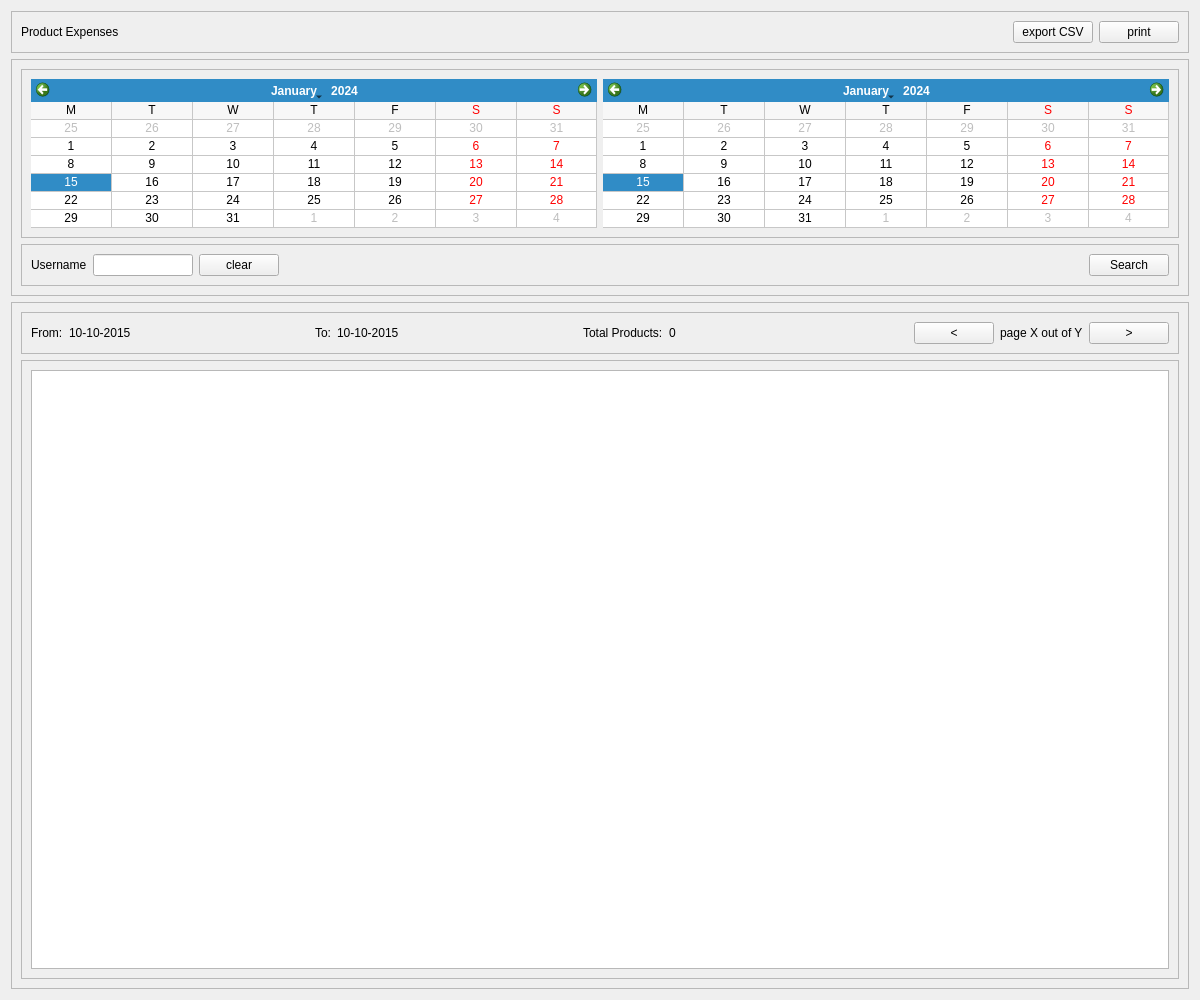
Qt form penyamanager/admin/productexpensesview.ui (eguzki/penyamanager) before a commit.
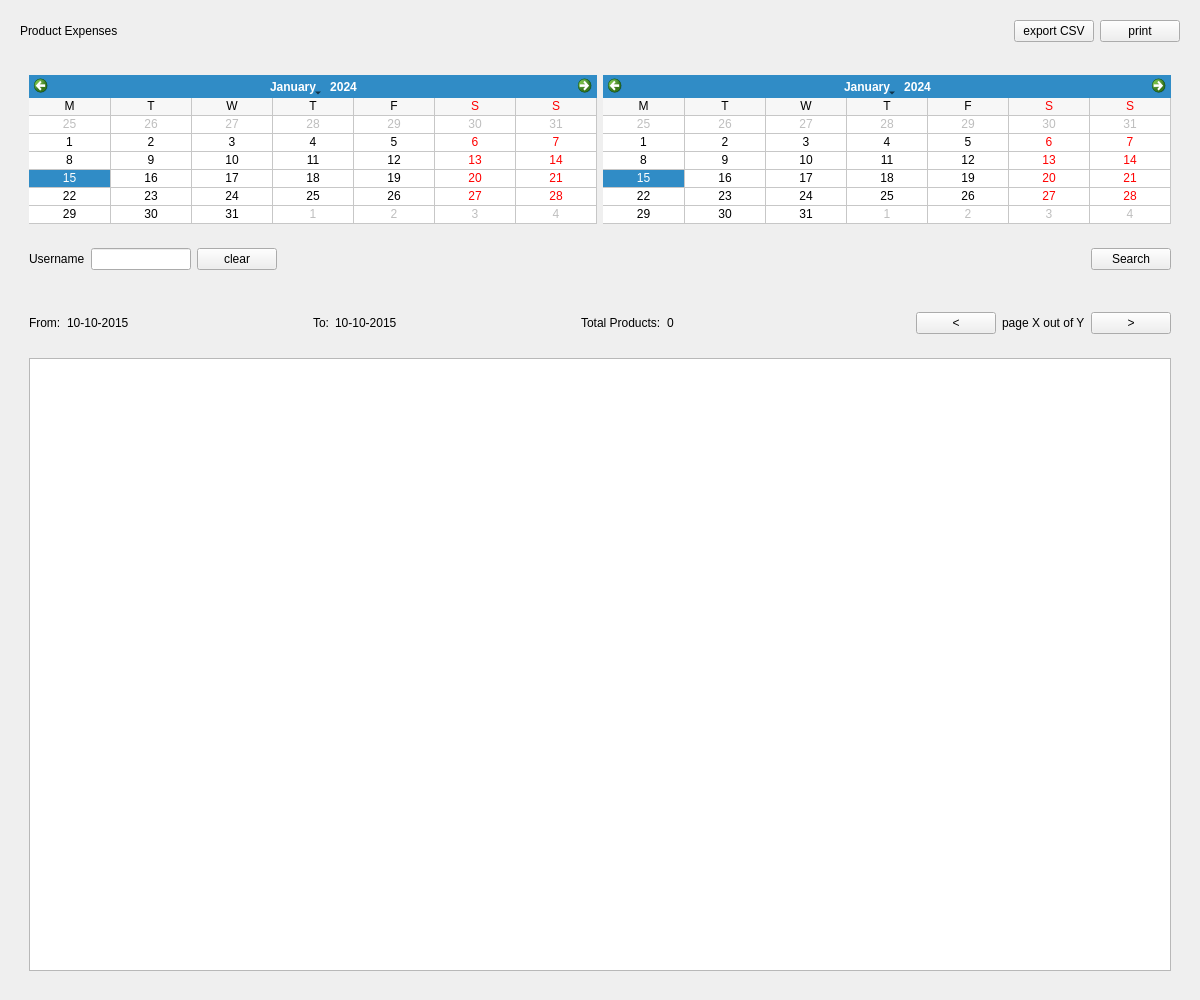
The same form after that commit.

What changed in the file:
```diff
--- a/penyamanager/admin/productexpensesview.ui
+++ b/penyamanager/admin/productexpensesview.ui
@@ -57,19 +57,13 @@
   </property>
   <layout class="QVBoxLayout" name="verticalLayout">
    <item>
-    <widget class="QFrame" name="topFrame">
+    <widget class="QWidget" name="topWidget" native="true">
      <property name="sizePolicy">
       <sizepolicy hsizetype="Preferred" vsizetype="Fixed">
        <horstretch>0</horstretch>
        <verstretch>0</verstretch>
       </sizepolicy>
      </property>
-     <property name="frameShape">
-      <enum>QFrame::StyledPanel</enum>
-     </property>
-     <property name="frameShadow">
-      <enum>QFrame::Raised</enum>
-     </property>
      <layout class="QHBoxLayout" name="horizontalLayout_4">
       <item>
        <widget class="QLabel" name="titleLabel">
@@ -109,28 +103,16 @@
     </widget>
    </item>
    <item>
-    <widget class="QFrame" name="searchFrame">
+    <widget class="QWidget" name="searchWidget" native="true">
      <property name="sizePolicy">
       <sizepolicy hsizetype="Preferred" vsizetype="Fixed">
        <horstretch>0</horstretch>
        <verstretch>0</verstretch>
       </sizepolicy>
      </property>
-     <property name="frameShape">
-      <enum>QFrame::StyledPanel</enum>
-     </property>
-     <property name="frameShadow">
-      <enum>QFrame::Raised</enum>
-     </property>
      <layout class="QVBoxLayout" name="verticalLayout_2">
       <item>
-       <widget class="QFrame" name="dateFrame">
-        <property name="frameShape">
-         <enum>QFrame::StyledPanel</enum>
-        </property>
-        <property name="frameShadow">
-         <enum>QFrame::Raised</enum>
-        </property>
+       <widget class="QWidget" name="dateWidget" native="true">
         <layout class="QHBoxLayout" name="horizontalLayout">
          <item>
           <widget class="QCalendarWidget" name="fromCalendarWidget">
@@ -162,13 +144,7 @@
        </widget>
       </item>
       <item>
-       <widget class="QFrame" name="memberFrame">
-        <property name="frameShape">
-         <enum>QFrame::StyledPanel</enum>
-        </property>
-        <property name="frameShadow">
-         <enum>QFrame::Raised</enum>
-        </property>
+       <widget class="QWidget" name="memberWidget" native="true">
         <layout class="QHBoxLayout" name="horizontalLayout_2">
          <item>
           <widget class="QLabel" name="memberIdLabel">
@@ -233,22 +209,10 @@
     </widget>
    </item>
    <item>
-    <widget class="QFrame" name="resultsFrame">
-     <property name="frameShape">
-      <enum>QFrame::StyledPanel</enum>
-     </property>
-     <property name="frameShadow">
-      <enum>QFrame::Raised</enum>
-     </property>
+    <widget class="QWidget" name="resultsWidget" native="true">
      <layout class="QVBoxLayout" name="verticalLayout_3">
       <item>
-       <widget class="QFrame" name="pagingFrame">
-        <property name="frameShape">
-         <enum>QFrame::StyledPanel</enum>
-        </property>
-        <property name="frameShadow">
-         <enum>QFrame::Raised</enum>
-        </property>
+       <widget class="QWidget" name="pagingWidget" native="true">
         <layout class="QHBoxLayout" name="horizontalLayout_3">
          <item>
           <widget class="QLabel" name="fromDateResultLabel">
@@ -398,13 +362,7 @@
        </widget>
       </item>
       <item>
-       <widget class="QFrame" name="invoiceFrame">
-        <property name="frameShape">
-         <enum>QFrame::StyledPanel</enum>
-        </property>
-        <property name="frameShadow">
-         <enum>QFrame::Raised</enum>
-        </property>
+       <widget class="QWidget" name="invoiceWidget" native="true">
         <layout class="QVBoxLayout" name="verticalLayout_4">
          <item>
           <widget class="QTableWidget" name="productTableWidget">
```
Left out of the diff: 6 changed lines with no effect on the pictures.
